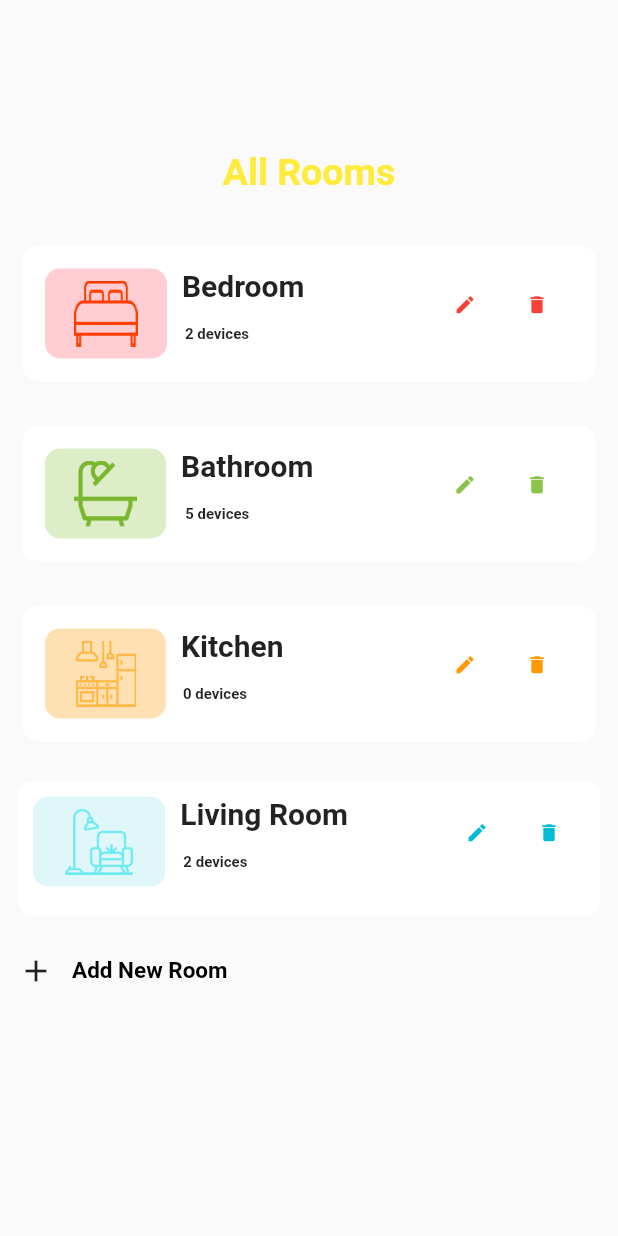
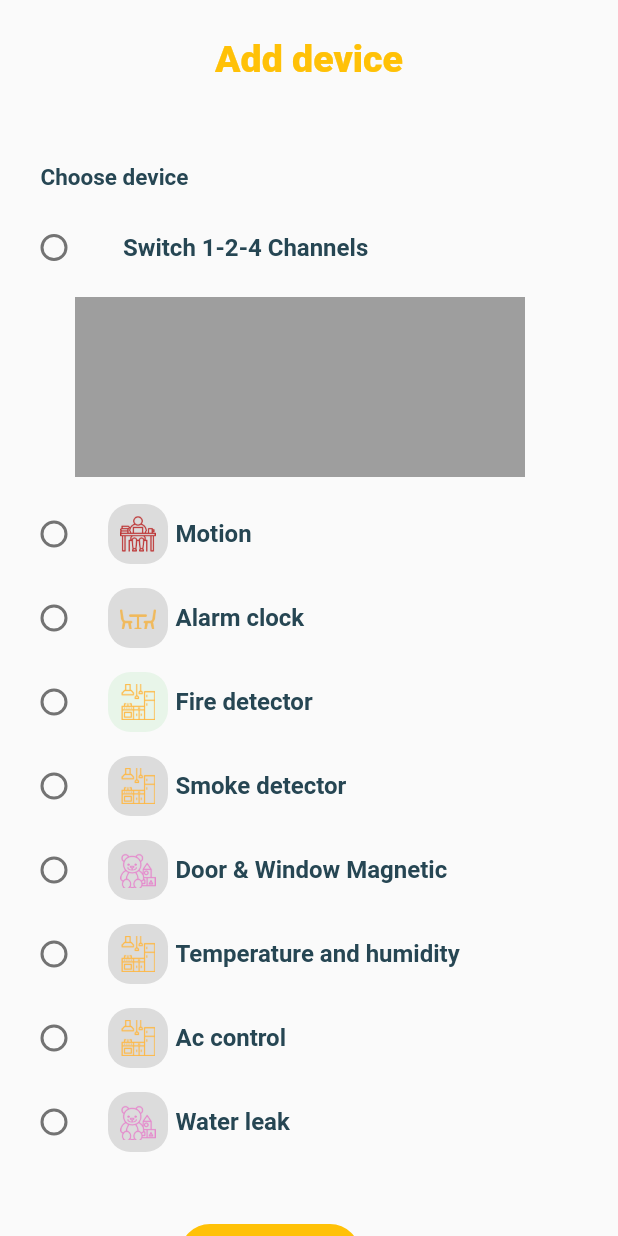
Before and after one commit to ManarAhmeD15/SmartHome_app, a Flutter app: the screen it shows after launch, on a phone screen of 412 x 824 dp. Run offline on Flutter 3.47's test engine with Material 2 defaults, Android fonts, the light colour scheme and no system bars; our stand-ins replace lottie.

Commit message:
Add new device

```diff
--- a/lib/main.dart
+++ b/lib/main.dart
@@ -1,6 +1,8 @@
 import 'package:beginning_app/modules/login/loginscreen.dart';
 import 'package:beginning_app/modules/signup/signupscreen.dart';
 import 'package:flutter/material.dart';
+import 'modules/alignment/align.dart';
+import 'modules/all rooms/add_new_device.dart';
 import 'modules/all rooms/add_new_room.dart';
 import 'modules/all rooms/all_rooms_screen.dart';
 import 'modules/home/home_screen.dart';
@@ -17,7 +19,7 @@ class MyApp extends StatelessWidget {
    return MaterialApp(
 
      debugShowCheckedModeBanner: false,
-     home: AllRooms(),
+     home: AddNewDevice(),
    );
   }
 
--- /dev/null
+++ b/lib/modules/all rooms/add_new_device.dart
@@ -0,0 +1,437 @@
+import 'package:flutter/cupertino.dart';
+import 'package:flutter/material.dart';
+
+class AddNewDevice extends StatefulWidget {
+
+
+
+  @override
+  State<AddNewDevice> createState() => _AddNewDeviceState();
+}
+
+class _AddNewDeviceState extends State<AddNewDevice> {
+  late int selectValue;
+  hexColor (String colorhexcode){
+    String colornew = '0xff' + colorhexcode;
+    colornew = colornew.replaceAll('#', '');
+    int colorint = int.parse(colornew);
+    return colorint;
+  }
+
+  @override
+  void initState() {
+    // TODO: implement initState
+    super.initState();
+    selectValue=0;
+  }
+
+  setSelectedValue(int val)
+  {
+    setState(() {
+      selectValue=val;
+    });
+
+  }
+
+
+  @override
+  Widget build(BuildContext context)
+  {
+    return Scaffold(
+      body:
+      SafeArea(
+        child: SingleChildScrollView(
+          child: Column(
+
+            crossAxisAlignment: CrossAxisAlignment.start,
+            children:
+            [
+              Padding(
+                padding: const EdgeInsetsDirectional.all(25.0),
+                child: Center(
+                  child: Text(
+                    'Add device',
+                    style: TextStyle(
+                      color: Colors.amber,
+                      fontSize: 25.0,
+                      fontWeight: FontWeight.w900,
+                    ),
+                  ),
+                ),
+              ),
+              SizedBox(height: 30.0,),
+              Padding(
+                padding: const EdgeInsets.only(left: 27.0,),
+                child: Row(
+                  children: [
+                    Text(
+                      'Choose device',
+                      style: TextStyle(
+                        fontWeight: FontWeight.bold,
+                        fontSize: 15.0,
+                        color:  Color(hexColor("#264653")),
+                      ),
+                    ),
+                  ],
+                ),
+              ),
+              SizedBox(height: 10.0,),
+
+              RadioListTile<int>(
+                  value: 1 ,
+                  groupValue: selectValue,
+                  title: Row(
+                    children: [
+                      SizedBox(width: 10.0,),
+                      Text(
+                        'Switch 1-2-4 Channels',
+                        style: TextStyle(
+                          fontWeight: FontWeight.bold,
+                          color: Color(hexColor("#264653")),
+                        ),
+                      ),
+                    ],
+                  ),
+                  activeColor: Color(hexColor("#264653")),
+                  selected: true,
+                  onChanged: (val) {
+                    setSelectedValue(val!);
+                  }
+
+              ),
+              SizedBox(height: 5.0,),
+              Padding(
+                padding: const EdgeInsetsDirectional.only(start: 50.0),
+                child: Column(
+                  children: [
+                    Container(
+                      width: 300,
+                      height: 120,
+                      color: Colors.grey,
+                    ),
+                  ],
+                ),
+              ),
+              SizedBox(height: 10.0,),
+              RadioListTile<int>(
+                  value: 2,
+                  groupValue: selectValue,
+                  title: Row(
+                    children: [
+                      Container(
+                        child: Padding(
+                          padding: const EdgeInsets.all(8.0),
+                          child: Image(image: AssetImage('assets/study.png'),
+                            width: 20.0,
+                            height: 20.0,),
+                        ),
+                        width: 40.0,
+                        height: 40.0,
+                        decoration: BoxDecoration(
+                          borderRadius: BorderRadius.circular(15.0,),
+                          color: Colors.black12,
+                        ),
+                      ),
+                      SizedBox(width: 5.0,),
+                      Text(
+                        'Motion',
+                        style: TextStyle(
+                          fontWeight: FontWeight.bold,
+                          color: Color(hexColor("#264653")),
+                        ),
+                      ),
+                    ],
+                  ),
+                  activeColor: Color(hexColor("#264653")),
+                  selected: true,
+
+                  onChanged: (val) {
+                    setSelectedValue(val!);
+                  } ),
+              RadioListTile<int>(
+                  value: 3 ,
+                  groupValue: selectValue,
+                  title:Row(
+                    children: [
+                      Container(
+                        child: Padding(
+                          padding: const EdgeInsets.all(8.0),
+                          child: Image(image: AssetImage('assets/dining-room.png'),
+                            width: 20.0,
+                            height: 20.0,),
+                        ),
+                        width: 40.0,
+                        height: 40.0,
+                        decoration: BoxDecoration(
+                          borderRadius: BorderRadius.circular(15.0,),
+                          color: Colors.black12,
+                        ),
+                      ),
+                      SizedBox(width: 5.0,),
+                      Text(
+                        'Alarm clock',
+                        style: TextStyle(
+                          fontWeight: FontWeight.bold,
+                          color: Color(hexColor("#264653")),
+                        ),
+                      ),
+                    ],
+                  ),
+                  activeColor: Color(hexColor("#264653")),
+                  selected: true,
+                  onChanged: (val) {
+                    setSelectedValue(val!);
+                  }
+              ),
+              RadioListTile<int>(
+                  value: 4 ,
+                  groupValue: selectValue,
+                  title: Row(
+                    children: [
+                      Container(
+                        child: Padding(
+                          padding: const EdgeInsets.all(8.0),
+                          child: Image(image: AssetImage('assets/kitchen.png'),
+                            width: 20.0,
+                            height: 20.0,),
+                        ),
+                        width: 40.0,
+                        height: 40.0,
+                        decoration: BoxDecoration(
+                          borderRadius: BorderRadius.circular(15.0,),
+                          color: Colors.green[50],
+                        ),
+                      ),
+                      SizedBox(width: 5.0,),
+                      Text(
+                        'Fire detector',
+                        style: TextStyle(
+                          fontWeight: FontWeight.bold,
+                          color:  Color(hexColor("#264653")),
+                        ),
+                      ),
+                    ],
+                  ),
+                  activeColor: Color(hexColor("#264653")),
+                  selected: true,
+                  onChanged: (val) {
+                    setSelectedValue(val!);
+                  }
+              ),
+              RadioListTile<int>(
+                  value: 5 ,
+                  groupValue: selectValue,
+                  title: Row(
+                    children: [
+                      Container(
+                        child: Padding(
+                          padding: const EdgeInsets.all(8.0),
+                          child: Image(image: AssetImage('assets/kitchen.png'),
+                            width: 20.0,
+                            height: 20.0,),
+                        ),
+                        width: 40.0,
+                        height: 40.0,
+                        decoration: BoxDecoration(
+                          borderRadius: BorderRadius.circular(15.0,),
+                          color: Colors.black12,
+                        ),
+                      ),
+                      SizedBox(width: 5.0,),
+                      Text(
+                        'Smoke detector',
+                        style: TextStyle(
+                          fontWeight: FontWeight.bold,
+                          color:Color(hexColor("#264653")),
+                        ),
+                      ),
+                    ],
+                  ),
+                  activeColor: Color(hexColor("#264653")),
+                  selected: true,
+                  onChanged: (val) {
+                    setSelectedValue(val!);
+                  }
+              ),
+              RadioListTile<int>(
+                  value: 6 ,
+                  groupValue: selectValue,
+                  title: Row(
+                    children: [
+                      Container(
+                        child: Padding(
+                          padding: const EdgeInsets.all(8.0),
+                          child: Image(image: AssetImage('assets/kids-room.png'),
+                            width: 20.0,
+                            height: 20.0,),
+                        ),
+                        width: 40.0,
+                        height: 40.0,
+                        decoration: BoxDecoration(
+                          borderRadius: BorderRadius.circular(15.0,),
+                          color: Colors.black12,
+                        ),
+                      ),
+                      SizedBox(width: 5.0,),
+                      Text(
+                        'Door & Window Magnetic',
+                        style: TextStyle(
+                          fontWeight: FontWeight.bold,
+                          color:  Color(hexColor("#264653")),
+                        ),
+                      ),
+                    ],
+                  ),
+                  activeColor: Color(hexColor("#264653")),
+                  selected: true,
+                  onChanged: (val) {
+                    setSelectedValue(val!);
+                  }
+              ),
+              RadioListTile<int>(
+                  value: 7,
+                  groupValue: selectValue,
+                  title: Row(
+                    children: [
+                      Container(
+                        child: Padding(
+                          padding: const EdgeInsets.all(8.0),
+                          child: Image(image: AssetImage('assets/kitchen.png'),
+                            width: 20.0,
+                            height: 20.0,),
+                        ),
+                        width: 40.0,
+                        height: 40.0,
+                        decoration: BoxDecoration(
+                          borderRadius: BorderRadius.circular(15.0,),
+                          color: Colors.black12,
+                        ),
+                      ),
+                      SizedBox(width: 5.0,),
+                      Text(
+                        'Temperature and humidity',
+                        style: TextStyle(
+                          fontWeight: FontWeight.bold,
+                         color: Color(hexColor("#264653")),
+                        ),
+                      ),
+                    ],
+                  ),
+                  activeColor: Color(hexColor("#264653")),
+                  selected: true,
+                  onChanged: (val) {
+                    setSelectedValue(val!);
+                  }
+              ),
+              RadioListTile<int>(
+                  value: 8 ,
+                  groupValue: selectValue,
+                  title: Row(
+                    children: [
+                      Container(
+                        child: Padding(
+                          padding: const EdgeInsets.all(8.0),
+                          child: Image(image: AssetImage('assets/kitchen.png'),
+                            width: 20.0,
+                            height: 20.0,),
+                        ),
+                        width: 40.0,
+                        height: 40.0,
+                        decoration: BoxDecoration(
+                          borderRadius: BorderRadius.circular(15.0,),
+                          color: Colors.black12,
+                        ),
+                      ),
+                      SizedBox(width: 5.0,),
+                      Text(
+                        'Ac control',
+                        style: TextStyle(
+                          fontWeight: FontWeight.bold,
+                          color:  Color(hexColor("#264653")),
+                        ),
+                      ),
+                    ],
+                  ),
+                  activeColor: Color(hexColor("#264653")),
+                  selected: true,
+                  onChanged: (val) {
+                    setSelectedValue(val!);
+                  }
+              ),
+              RadioListTile<int>(
+                  value: 9 ,
+                  groupValue: selectValue,
+                  title: Row(
+                    children: [
+                      Container(
+                        child: Padding(
+                          padding: const EdgeInsets.all(8.0),
+                          child: Image(image: AssetImage('assets/kids-room.png'),
+                            width: 20.0,
+                            height: 20.0,),
+                        ),
+                        width: 40.0,
+                        height: 40.0,
+                        decoration: BoxDecoration(
+                          borderRadius: BorderRadius.circular(15.0,),
+                          color:  Colors.black12,
+                        ),
+                      ),
+                      SizedBox(width: 5.0,),
+                      Text(
+                        'Water leak',
+                        style: TextStyle(
+                          fontWeight: FontWeight.bold,
+                          color:  Color(hexColor("#264653")),
+                        ),
+                      ),
+                    ],
+                  ),
+                  activeColor: Color(hexColor("#264653")),
+                  selected: true,
+                  onChanged: (val) {
+                    setSelectedValue(val!);
+                  }
+              ),
+
+              SizedBox(height: 20.0,),
+              Padding(
+                padding: const EdgeInsets.symmetric(
+                  horizontal: 120.0,
+                  vertical:20.0,
+                ),
+                child: Container(
+                  decoration: BoxDecoration(
+                    color: Colors.amber,
+                    borderRadius: BorderRadius.circular(25.0,),
+                  ),
+                  width: 120.0,
+                  height: 40.0,
+
+                  child: MaterialButton(
+                    onPressed:()
+                    {
+
+                    },
+                    child: Text(
+                      'Add',
+                      style: TextStyle(
+                        fontWeight: FontWeight.w600,
+                        color: Colors.white,
+                      ),
+                    ),
+                  ),
+                ),
+              ),
+            ],
+          ),
+        ),
+      ),
+
+
+
+
+
+    );
+  }
+}
```
